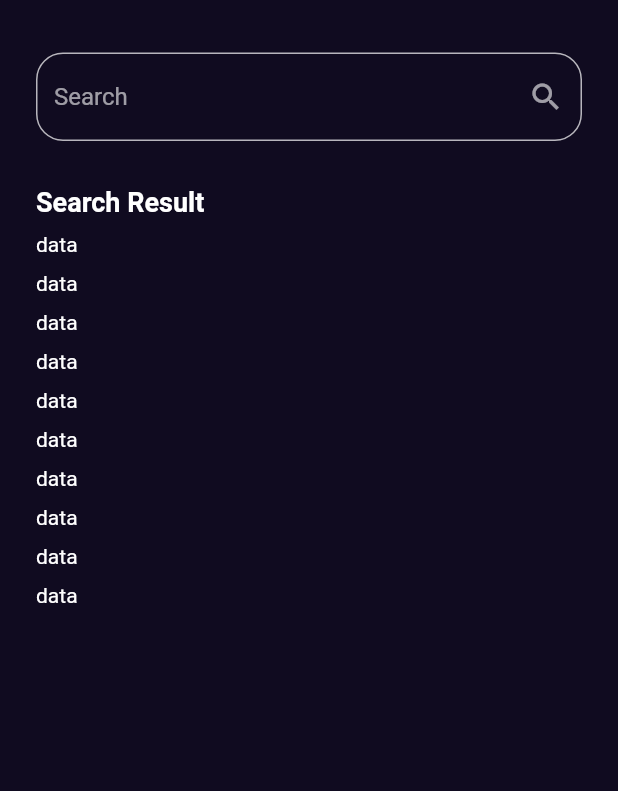
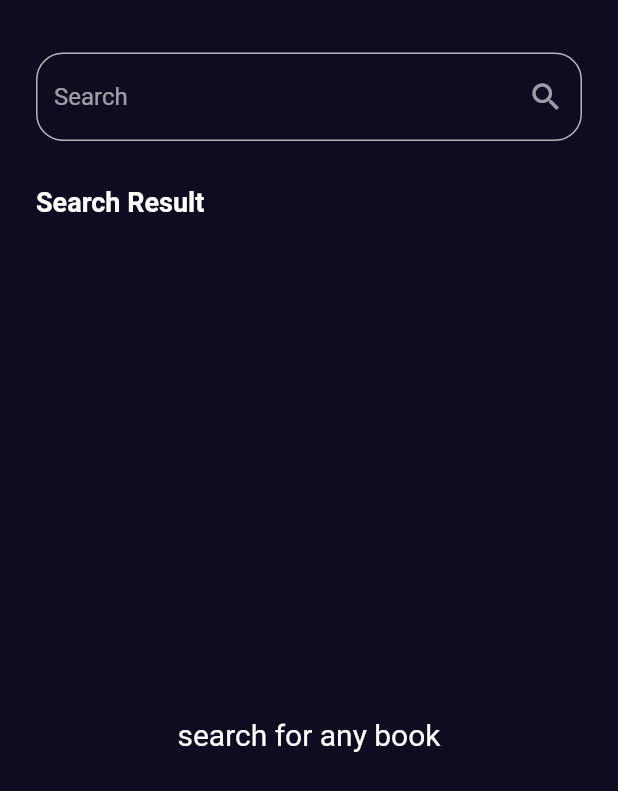
Before and after one commit to khaledgamal22/my_bookly_app, a Flutter app: the screen it shows after launch, after a tap on an icon or button, on a phone screen of 412 x 824 dp. Shown: the top 791 px of the screen. Run offline on Flutter 3.47's test engine with Material 2 defaults, Android fonts, the phone set to English and light mode, and no system bars; our stand-ins replace bloc, cached_network_image, dartz, dio, equatable, flutter_bloc and 4 more; network calls fail.

Commit message:
display search

```diff
--- a/lib/Features/search/data/repos/search_repo_implementaion.dart
+++ b/lib/Features/search/data/repos/search_repo_implementaion.dart
@@ -16,7 +16,7 @@ class SearchRepoImplementation implements SearchRepo {
     try {
       var data = await apiService.get(
         endpoint:
-            'https://www.googleapis.com/books/v1/volumes?Filtering=free-ebooks&q=$word',
+            'volumes?Filtering=free-ebooks&q=$word',
       );
       List<BookModel> books=[];
       for (var item in data['items']) {
--- a/lib/Features/search/presentation/views/search_view.dart
+++ b/lib/Features/search/presentation/views/search_view.dart
@@ -1,4 +1,8 @@
+import 'package:book_app/Features/search/data/repos/search_repo_implementaion.dart';
+import 'package:book_app/Features/search/presentation/view_models/search_cubit/search_cubit.dart';
+import 'package:book_app/core/utilits/service_locator.dart';
 import 'package:flutter/material.dart';
+import 'package:flutter_bloc/flutter_bloc.dart';
 
 import 'widgets/search_view_body.dart';
 
@@ -8,7 +12,13 @@ class SearchView extends StatelessWidget {
   @override
   Widget build(BuildContext context) {
     return Scaffold(
-      body: SafeArea(child: SearchViewBody()),
+      body: SafeArea(
+          child: BlocProvider(
+        create: (context) => SearchCubit(
+          getIt.get<SearchRepoImplementation>()
+        ),
+        child: SearchViewBody(),
+      )),
     );
   }
 }
--- a/lib/Features/search/presentation/views/widgets/custom_search_text_field.dart
+++ b/lib/Features/search/presentation/views/widgets/custom_search_text_field.dart
@@ -1,15 +1,21 @@
+import 'package:book_app/Features/search/presentation/view_models/search_cubit/search_cubit.dart';
 import 'package:flutter/material.dart';
+import 'package:flutter_bloc/flutter_bloc.dart';
 
 class CustomTextSearchField extends StatelessWidget {
-  const CustomTextSearchField({super.key});
+  CustomTextSearchField({super.key});
 
   @override
   Widget build(BuildContext context) {
     return TextField(
+      onSubmitted: (data){
+        BlocProvider.of<SearchCubit>(context).getSearched(word: data);
+      },
       decoration: InputDecoration(
         hintText: 'Search',
         suffixIcon: IconButton(
-          onPressed: () {},
+          onPressed: () {
+          },
           icon: Icon(
             Icons.search,
             color: Colors.white.withOpacity(0.6),
--- /dev/null
+++ b/lib/Features/search/presentation/views/widgets/search_list_view.dart
@@ -0,0 +1,41 @@
+import 'package:book_app/Features/home/presentation/views/widgets/newest_book_item.dart';
+import 'package:book_app/Features/search/presentation/view_models/search_cubit/search_cubit.dart';
+import 'package:book_app/core/widgets/custom_error.dart';
+import 'package:flutter/material.dart';
+import 'package:flutter_bloc/flutter_bloc.dart';
+
+import '../../../../../core/utilits/styles.dart';
+
+class SearchResultListView extends StatelessWidget {
+  const SearchResultListView({super.key});
+
+  @override
+  Widget build(BuildContext context) {
+    return BlocBuilder<SearchCubit, SearchState>(
+      builder: (context, state) {
+        if (state is SearchSuccess) {
+          return ListView.builder(
+            itemCount: state.booklist.length,
+            padding: EdgeInsets.zero,
+            itemBuilder: (context, index) {
+              return Padding(
+                padding: const EdgeInsets.only(bottom: 10),
+                child: NewestBookItem(
+                  book: state.booklist[index],
+                ),
+              );
+            },
+          );
+        } else if (state is SearchFailure) {
+          return CustomError(errorMessage: state.errorMessage);
+        } else if (state is SearchLoading) {
+          return const Center(child: CircularProgressIndicator());
+        } else {
+          return const Center(
+            child: Text('search for any book',style: Styles.textStyle20,),
+          );
+        }
+      },
+    );
+  }
+}
--- a/lib/Features/search/presentation/views/widgets/search_view_body.dart
+++ b/lib/Features/search/presentation/views/widgets/search_view_body.dart
@@ -1,3 +1,4 @@
+import 'package:book_app/Features/search/presentation/views/widgets/search_list_view.dart';
 import 'package:book_app/core/utilits/styles.dart';
 import 'package:flutter/material.dart';
 
@@ -8,28 +9,28 @@ class SearchViewBody extends StatelessWidget {
 
   @override
   Widget build(BuildContext context) {
-    return const Padding(
-      padding: EdgeInsets.symmetric(
+    return Padding(
+      padding: const EdgeInsets.symmetric(
         horizontal: 24,
       ),
       child: Column(
         crossAxisAlignment: CrossAxisAlignment.start,
         children: [
-          SizedBox(
+          const SizedBox(
             height: 35,
           ),
           CustomTextSearchField(),
-          SizedBox(
+          const SizedBox(
             height: 30,
           ),
-          Text(
-            'Search Result',
-            style: Styles.textStyle18,
-          ),
-          SizedBox(
-            height: 10,
-          ),
-          Expanded(
+          const Text(
+                'Search Result',
+                style: Styles.textStyle18,
+              ),
+              const SizedBox(
+                height: 10,
+              ),
+          const Expanded(
             child: SearchResultListView(),
           ),
         ],
@@ -37,22 +38,3 @@ class SearchViewBody extends StatelessWidget {
     );
   }
 }
-
-class SearchResultListView extends StatelessWidget {
-  const SearchResultListView({super.key});
-
-  @override
-  Widget build(BuildContext context) {
-    return ListView.builder(
-      itemCount: 10,
-      padding: EdgeInsets.zero,
-      itemBuilder: (context, index) {
-        return const Padding(
-          padding: EdgeInsets.only(bottom: 10),
-          //child: NewestBookItem(),
-          child: Text('data'),
-        );
-      },
-    );
-  }
-}
--- a/lib/core/utilits/service_locator.dart
+++ b/lib/core/utilits/service_locator.dart
@@ -1,4 +1,5 @@
 import 'package:book_app/Features/home/data/repos/home_repo_implement.dart';
+import 'package:book_app/Features/search/data/repos/search_repo_implementaion.dart';
 import 'package:book_app/core/utilits/api_services.dart';
 import 'package:dio/dio.dart';
 import 'package:get_it/get_it.dart';
@@ -16,4 +17,9 @@ void setup() {
       getIt.get<ApiService>(),
     ),
   );
+  getIt.registerSingleton<SearchRepoImplementation>(
+    SearchRepoImplementation(
+      getIt.get<ApiService>(),
+    ),
+  );
 }
```
